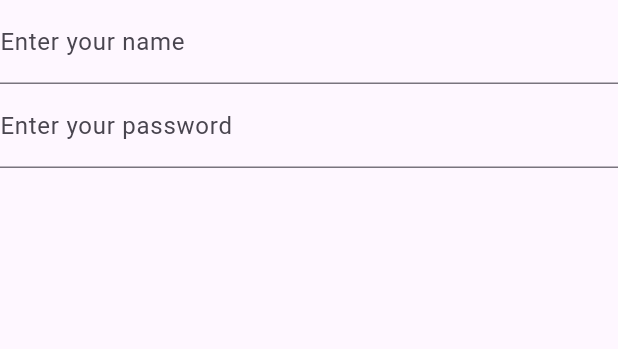
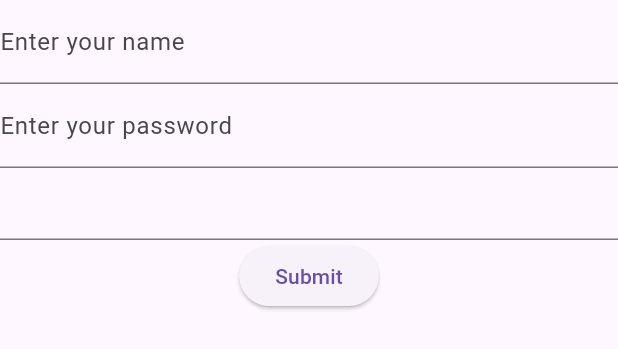
Before and after one commit to abdultanveer/msedcl, a Flutter app: the MyCustomForm widget shown alone on an empty page, opened directly, on a phone screen of 412 x 824 dp. Shown: the top 349 px of the screen. Run offline on Flutter 3.47's test engine with Material 3 defaults, Android fonts, the light colour scheme and no system bars.

Commit message:
validator in form

```diff
--- a/lib/form_styling_demo.dart
+++ b/lib/form_styling_demo.dart
@@ -12,7 +12,7 @@ class MyApp extends StatelessWidget {
       title: 'Form title',
       home: Scaffold(
         appBar: AppBar(title: Text('text input'),),
-        body: const MyInputForm(),
+        body:  MyCustomForm(),
       ),
     );
   }
@@ -54,7 +54,7 @@ class _MyInputFormState extends State<MyInputForm> {
       appBar: AppBar(title: Text('input handling'),),
       body:      Column(
         children: [
-          TextField(controller: myController,)
+          TextField(controller: myController,autofocus: true,)
         ],
       ),
       floatingActionButton: FloatingActionButton(
@@ -86,11 +86,18 @@ class _MyInputFormState extends State<MyInputForm> {
 
 
 class MyCustomForm extends StatelessWidget {
-  const MyCustomForm({super.key});
+   MyCustomForm({super.key});
+
+
+  final _formKey = GlobalKey<FormState>();
 
   @override
   Widget build(BuildContext context) {
-    return Column(
+    return Form(
+        key: _formKey,
+        child:
+
+      Column(
 
     children: [
 
@@ -111,8 +118,31 @@ class MyCustomForm extends StatelessWidget {
           border: UnderlineInputBorder(),
           labelText: 'Enter your password'
       ),
-    )
-    ]
+    ),
+      TextFormField(
+        // The validator receives the text that the user has entered.
+        validator: (value) {
+          if (value == null || value.isEmpty) {
+            return 'Please enter some text';
+          }
+          return null;
+        },
+      ),
+      ElevatedButton(
+        onPressed: () {
+          // Validate returns true if the form is valid, or false otherwise.
+          if (_formKey.currentState!.validate()) {
+            // If the form is valid, display a snackbar. In the real world,
+            // you'd often call a server or save the information in a database.
+            ScaffoldMessenger.of(context).showSnackBar(
+              const SnackBar(content: Text('Processing Data')),
+            );
+          }
+        },
+        child: const Text('Submit'),
+      )
+
+    ])
     );
   }
 }
```
